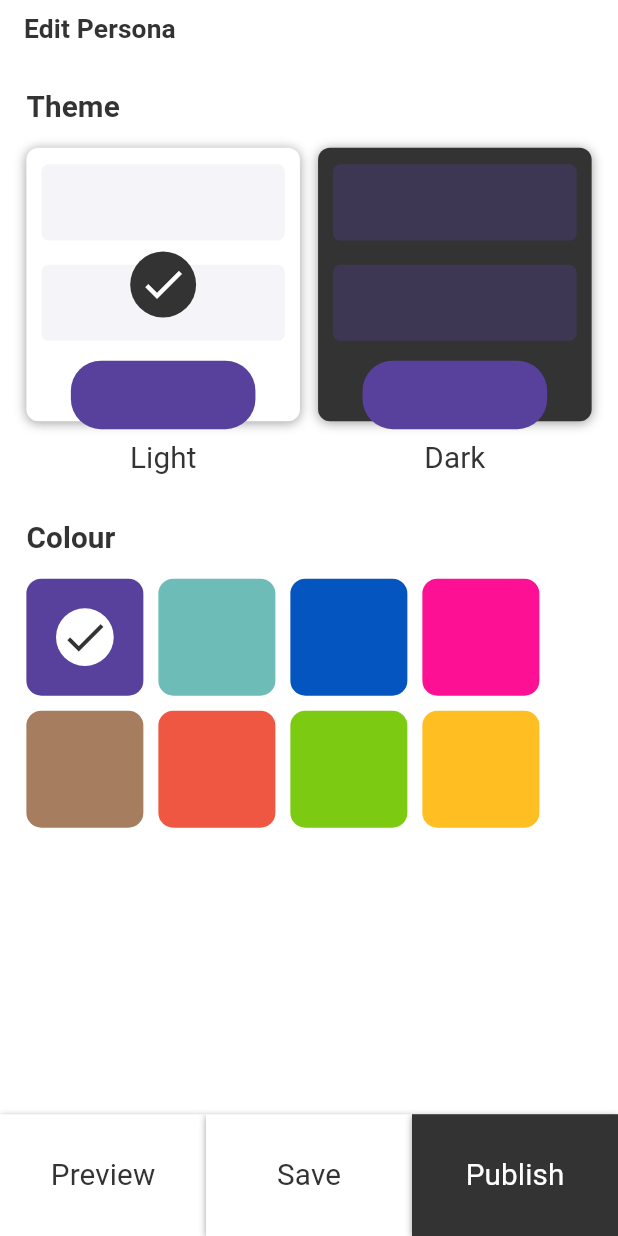
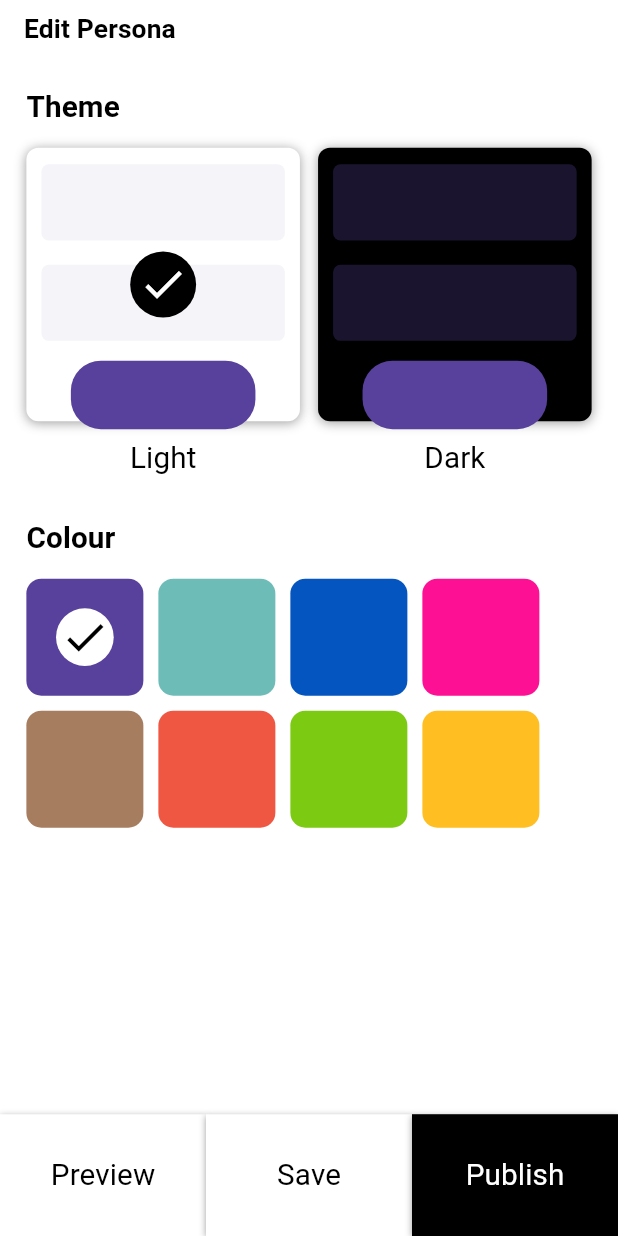
Before and after one commit to atsign-foundation/at_wavi_app, a Flutter app: the screen it shows after launch, on a phone screen of 412 x 824 dp. Run offline on Flutter 3.47's test engine with Material 2 defaults, Android fonts, the phone set to English and light mode, and no system bars; our stand-ins replace hive, hive_flutter; accounts and stored records are empty; Roboto replaces fonts that are missing (HelveticaNeu).

Commit message:
Corrected theme color use in edit persona

```diff
--- a/lib/screens/edit_persona/edit_persona.dart
+++ b/lib/screens/edit_persona/edit_persona.dart
@@ -28,13 +28,6 @@ class _EditPersonaState extends State<EditPersona> {
     ColorConstants.solidYellow,
   ];
 
-  Color _selectedColor = ColorConstants.purple;
-
-  @override
-  void initState() {
-    super.initState();
-  }
-
   @override
   Widget build(BuildContext context) {
     SizeConfig().init(context);
@@ -62,7 +55,9 @@ class _EditPersonaState extends State<EditPersona> {
               SizedBox(height: 20.toHeight),
               Text(
                 'Theme',
-                style: CustomTextStyles.blackBold(size: 18),
+                style: CustomTextStyles.customBoldTextStyle(
+                    Theme.of(context).primaryColor,
+                    size: 18),
               ),
               SizedBox(height: 15.toHeight),
               Row(
@@ -93,7 +88,9 @@ class _EditPersonaState extends State<EditPersona> {
               SizedBox(height: 30.toHeight),
               Text(
                 'Colour',
-                style: CustomTextStyles.blackBold(size: 18),
+                style: CustomTextStyles.customBoldTextStyle(
+                    Theme.of(context).primaryColor,
+                    size: 18),
               ),
               SizedBox(height: 15.toHeight),
               Wrap(
--- a/lib/utils/colors.dart
+++ b/lib/utils/colors.dart
@@ -3,7 +3,7 @@ import 'package:flutter/material.dart';
 class ColorConstants {
   static const Color orange = Color(0xFFF2623E);
   static const Color white = Colors.white;
-  static const Color black = Color(0xFF333333);
+  static const Color black = Colors.black;
   static const purple = Color(0xFF58419C);
   static const darkBlue = Color(0xFF0D1F44);
 
```
